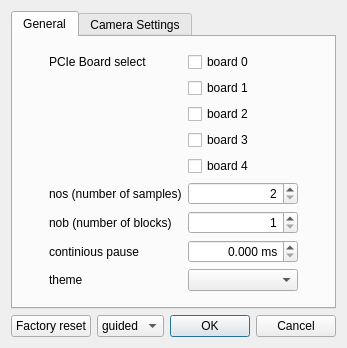
First picture: the form in escam/dialogsettings.ui, repository Entwicklungsburo-Stresing/EBST_CAM, before the edit.
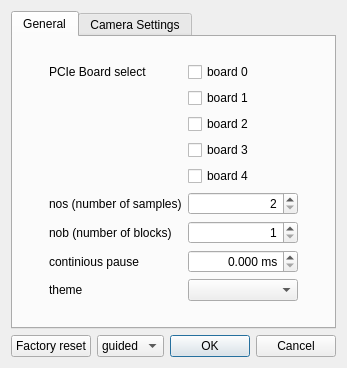
Second picture: the form after the edit. Custom widgets are drawn as their Qt base class.

```diff
--- a/escam/dialogsettings.ui
+++ b/escam/dialogsettings.ui
@@ -6,8 +6,8 @@
    <rect>
     <x>0</x>
     <y>0</y>
-    <width>340</width>
-    <height>348</height>
+    <width>343</width>
+    <height>368</height>
    </rect>
   </property>
   <property name="windowTitle">
```
Left out of the diff: 72 changed lines with no effect on the pictures.
